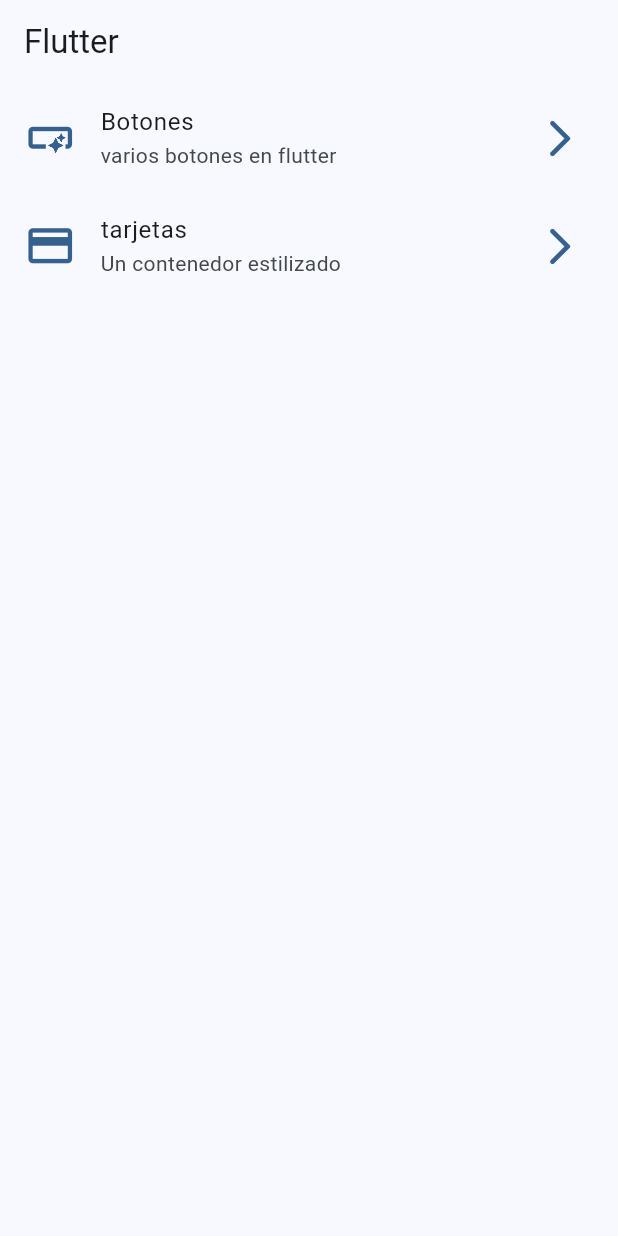
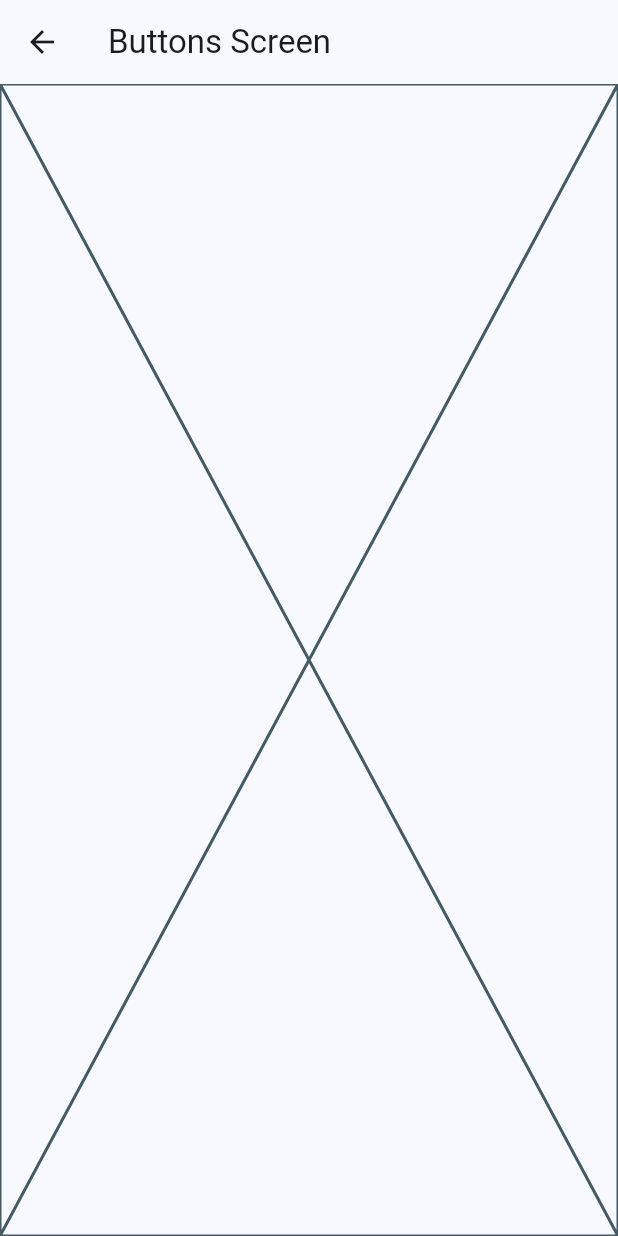
Before and after one commit to logojo/widget_app, a Flutter app: the screen it shows after launch, after a tap on "Botones", on a phone screen of 412 x 824 dp. Run offline on Flutter 3.47's test engine with Material 3 defaults, Android fonts, the phone set to English and light mode, and no system bars.

Commit message:
Rutas básicas configuradas

```diff
--- a/lib/config/menu/menu_item.dart
+++ b/lib/config/menu/menu_item.dart
@@ -16,12 +16,12 @@ class MenuItem {
 const appMenuItems = <MenuItem>[
   MenuItem(
       title: 'Botones',
-      subtitle: 'varios botones en flutter',
+      subtitle: 'Varios botones en flutter',
       link: '/buttons',
       icon: Icons.smart_button_outlined),
   MenuItem(
-      title: 'tarjetas',
+      title: 'Tarjetas',
       subtitle: 'Un contenedor estilizado',
-      link: '/card',
+      link: '/cards',
       icon: Icons.credit_card)
 ];
--- a/lib/main.dart
+++ b/lib/main.dart
@@ -1,6 +1,8 @@
 import 'package:flutter/material.dart';
 import 'package:widget_app/config/theme/app_theme.dart';
+import 'package:widget_app/presentation/screens/butttons/buttons.dart';
 import 'package:widget_app/presentation/screens/home/home.dart';
+import 'package:widget_app/presentation/tarjetas/cards.dart';
 
 void main() {
   runApp(const MainApp());
@@ -17,6 +19,11 @@ class MainApp extends StatelessWidget {
       home: const Scaffold(
         body: Home(),
       ),
+      //Navegacion a diferentes pantallas
+      routes: {
+        '/buttons': (context) => const Buttons(),
+        '/cards': (context) => const Cards()
+      },
     );
   }
 }
--- /dev/null
+++ b/lib/presentation/screens/butttons/buttons.dart
@@ -0,0 +1,15 @@
+import 'package:flutter/material.dart';
+
+class Buttons extends StatelessWidget {
+  const Buttons({super.key});
+
+  @override
+  Widget build(BuildContext context) {
+    return Scaffold(
+      appBar: AppBar(
+        title: const Text('Buttons Screen'),
+      ),
+      body: const Placeholder(),
+    );
+  }
+}
--- a/lib/presentation/screens/home/home.dart
+++ b/lib/presentation/screens/home/home.dart
@@ -1,6 +1,7 @@
 import 'package:flutter/material.dart';
 import 'package:widget_app/config/menu/menu_item.dart';
 import 'package:widget_app/config/theme/app_theme.dart';
+import 'package:widget_app/presentation/screens/butttons/buttons.dart';
 
 class Home extends StatelessWidget {
   const Home({super.key});
@@ -58,7 +59,15 @@ class _CustomListTile extends StatelessWidget {
       title: Text(menuItem.title),
       subtitle: Text(menuItem.subtitle),
       onTap: () {
-        //Todo: navegar a otra pantalla
+        //Navegacion desde el boton
+        // Navigator.of(context).push(
+        //   MaterialPageRoute(
+        //     builder: (context) => const Buttons(),
+        //   ),
+        // );
+
+        //Navegacion desde las rutas del main
+        Navigator.pushNamed(context, menuItem.link);
       },
     );
   }
```
Also changed, not shown: lib/presentation/tarjetas/cards.dart (added, +15 -0 lines).
